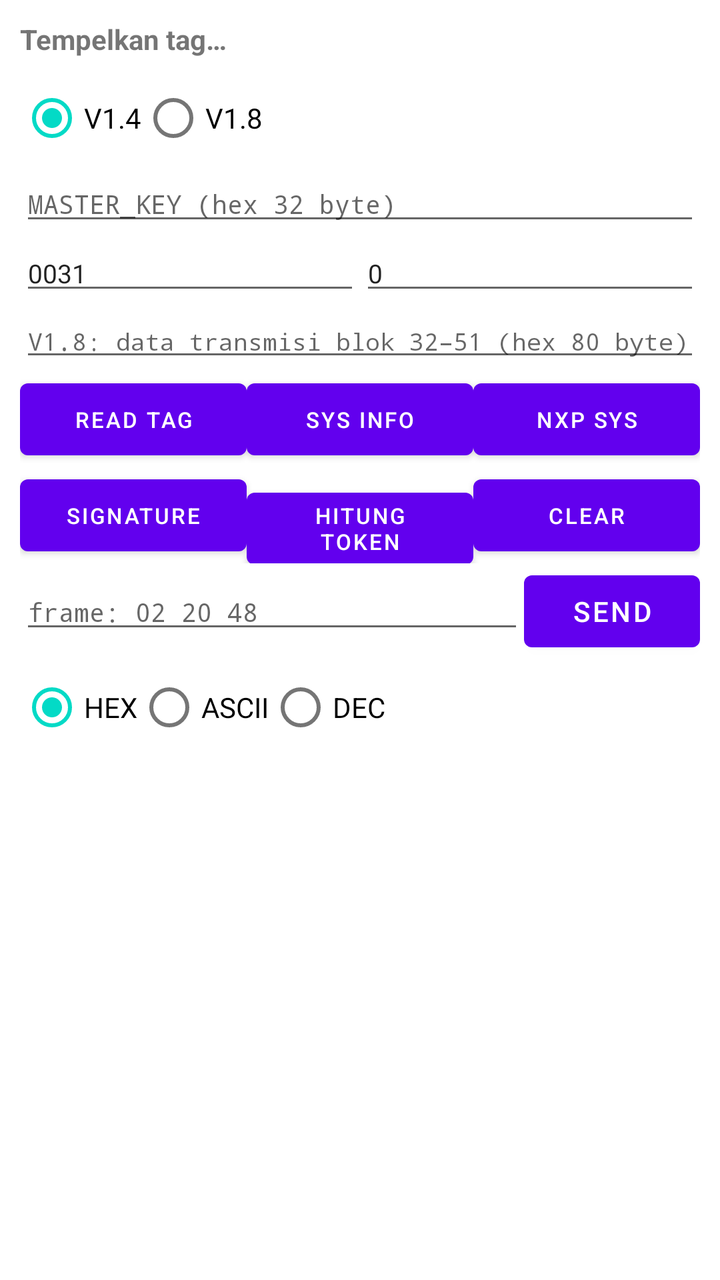
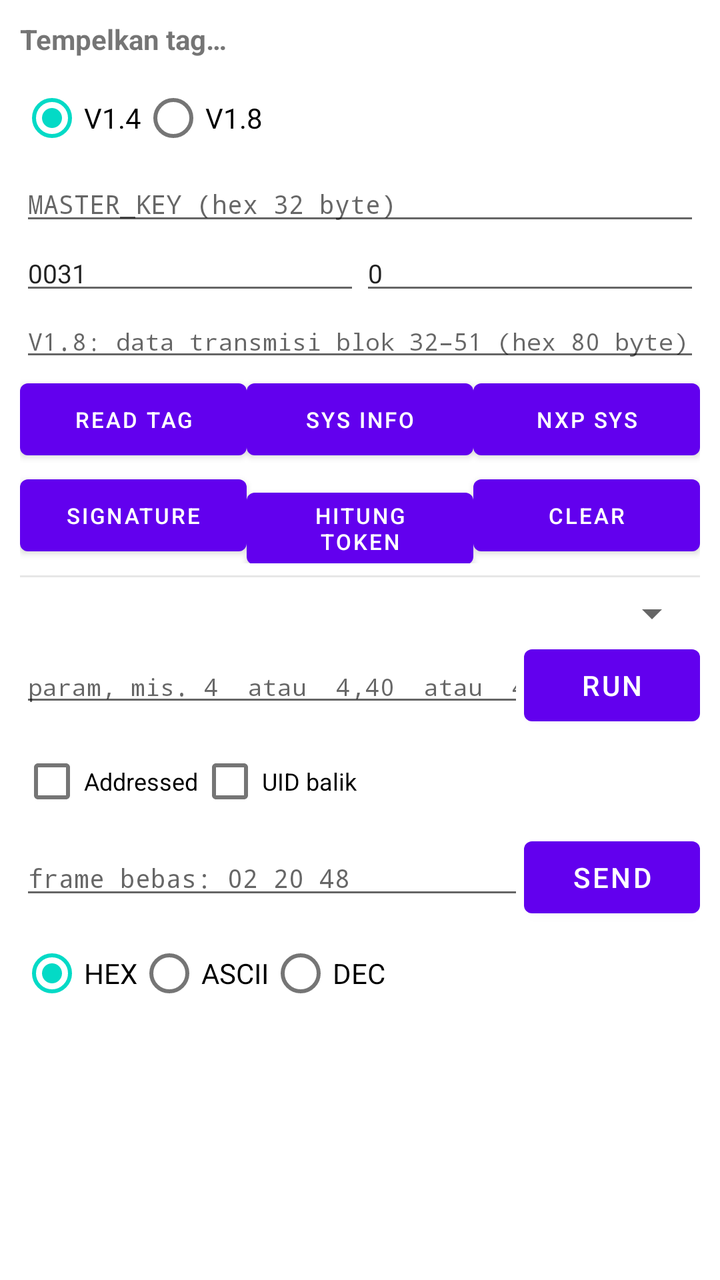

Screens rendered from an Android XML layout before and after an edit, with the pre-edit source and the edit as a unified diff.
<!-- AndroidManifest.xml: fallback theme Theme.MaterialComponents.DayNight.NoActionBar -->
<!-- res/layout/activity_commands_console.xml -->
<?xml version="1.0" encoding="utf-8"?>
<LinearLayout xmlns:android="http://schemas.android.com/apk/res/android"
    android:layout_width="match_parent"
    android:layout_height="match_parent"
    android:orientation="vertical"
    android:padding="10dp">

    <TextView android:id="@+id/tvStatus"
        android:layout_width="match_parent" android:layout_height="wrap_content"
        android:text="Tempelkan tag…" android:textStyle="bold" android:paddingBottom="6dp"/>

    
    <LinearLayout android:layout_width="match_parent" android:layout_height="wrap_content" android:orientation="horizontal">
        <RadioGroup android:id="@+id/rgFw" android:layout_width="wrap_content" android:layout_height="wrap_content" android:orientation="horizontal">
            <RadioButton android:id="@+id/rbV14" android:layout_width="wrap_content" android:layout_height="wrap_content" android:text="V1.4" android:checked="true"/>
            <RadioButton android:id="@+id/rbV18" android:layout_width="wrap_content" android:layout_height="wrap_content" android:text="V1.8"/>
        </RadioGroup>
    </LinearLayout>

    <EditText android:id="@+id/etKey" android:layout_width="match_parent" android:layout_height="wrap_content"
        android:hint="MASTER_KEY (hex 32 byte)" android:fontFamily="monospace" android:textSize="13sp" android:inputType="textNoSuggestions"/>
    <LinearLayout android:layout_width="match_parent" android:layout_height="wrap_content" android:orientation="horizontal">
        <EditText android:id="@+id/etProduct" android:layout_width="0dp" android:layout_weight="1" android:layout_height="wrap_content"
            android:hint="Kode produk (teks)" android:text="0031" android:textSize="13sp" android:inputType="textNoSuggestions"/>
        <EditText android:id="@+id/etCounter" android:layout_width="0dp" android:layout_weight="1" android:layout_height="wrap_content"
            android:hint="Counter" android:text="0" android:textSize="13sp" android:inputType="textNoSuggestions"/>
    </LinearLayout>
    <EditText android:id="@+id/etTx" android:layout_width="match_parent" android:layout_height="wrap_content"
        android:hint="V1.8: data transmisi blok 32–51 (hex 80 byte)" android:fontFamily="monospace" android:textSize="12sp" android:inputType="textNoSuggestions"/>

    
    <LinearLayout android:layout_width="match_parent" android:layout_height="wrap_content" android:orientation="horizontal">
        <Button android:id="@+id/btnRead" android:layout_width="0dp" android:layout_weight="1" android:layout_height="wrap_content" android:text="Read Tag" android:textSize="11sp"/>
        <Button android:id="@+id/btnSysInfo" android:layout_width="0dp" android:layout_weight="1" android:layout_height="wrap_content" android:text="Sys Info" android:textSize="11sp"/>
        <Button android:id="@+id/btnNxp" android:layout_width="0dp" android:layout_weight="1" android:layout_height="wrap_content" android:text="NXP Sys" android:textSize="11sp"/>
    </LinearLayout>
    <LinearLayout android:layout_width="match_parent" android:layout_height="wrap_content" android:orientation="horizontal">
        <Button android:id="@+id/btnSig" android:layout_width="0dp" android:layout_weight="1" android:layout_height="wrap_content" android:text="Signature" android:textSize="11sp"/>
        <Button android:id="@+id/btnToken" android:layout_width="0dp" android:layout_weight="1" android:layout_height="wrap_content" android:text="Hitung Token" android:textSize="11sp"/>
        <Button android:id="@+id/btnClear" android:layout_width="0dp" android:layout_weight="1" android:layout_height="wrap_content" android:text="Clear" android:textSize="11sp"/>
    </LinearLayout>

    
    <LinearLayout android:layout_width="match_parent" android:layout_height="wrap_content" android:orientation="horizontal">
        <EditText android:id="@+id/etRaw" android:layout_width="0dp" android:layout_weight="1" android:layout_height="wrap_content"
            android:hint="frame: 02 20 48" android:fontFamily="monospace" android:textSize="13sp" android:inputType="textNoSuggestions"/>
        <Button android:id="@+id/btnSend" android:layout_width="wrap_content" android:layout_height="wrap_content" android:text="Send"/>
    </LinearLayout>

    
    <RadioGroup android:id="@+id/rgDisp" android:layout_width="wrap_content" android:layout_height="wrap_content" android:orientation="horizontal">
        <RadioButton android:id="@+id/rbHex" android:layout_width="wrap_content" android:layout_height="wrap_content" android:text="HEX" android:checked="true"/>
        <RadioButton android:id="@+id/rbAscii" android:layout_width="wrap_content" android:layout_height="wrap_content" android:text="ASCII"/>
        <RadioButton android:id="@+id/rbDec" android:layout_width="wrap_content" android:layout_height="wrap_content" android:text="DEC"/>
    </RadioGroup>

    
    <ScrollView android:id="@+id/svLog" android:layout_width="match_parent" android:layout_height="0dp" android:layout_weight="3">
        <TextView android:id="@+id/tvLog" android:layout_width="match_parent" android:layout_height="wrap_content"
            android:fontFamily="monospace" android:textSize="11sp" android:padding="6dp"/>
    </ScrollView>

    
    <ScrollView android:layout_width="match_parent" android:layout_height="0dp" android:layout_weight="2">
        <TableLayout android:id="@+id/tlBlocks" android:layout_width="match_parent" android:layout_height="wrap_content"/>
    </ScrollView>

</LinearLayout>
<!-- resources referenced by this layout -->
<resources>

</resources>

<!-- the commit's change to res/layout/activity_commands_console.xml (unified diff, before → after) -->
@@ -1,22 +1,16 @@
 <?xml version="1.0" encoding="utf-8"?>
 <LinearLayout xmlns:android="http://schemas.android.com/apk/res/android"
-    android:layout_width="match_parent"
-    android:layout_height="match_parent"
-    android:orientation="vertical"
-    android:padding="10dp">
+    android:layout_width="match_parent" android:layout_height="match_parent"
+    android:orientation="vertical" android:padding="10dp">
 
-    <TextView android:id="@+id/tvStatus"
-        android:layout_width="match_parent" android:layout_height="wrap_content"
+    <TextView android:id="@+id/tvStatus" android:layout_width="match_parent" android:layout_height="wrap_content"
         android:text="Tempelkan tag…" android:textStyle="bold" android:paddingBottom="6dp"/>
 
     
-    <LinearLayout android:layout_width="match_parent" android:layout_height="wrap_content" android:orientation="horizontal">
-        <RadioGroup android:id="@+id/rgFw" android:layout_width="wrap_content" android:layout_height="wrap_content" android:orientation="horizontal">
-            <RadioButton android:id="@+id/rbV14" android:layout_width="wrap_content" android:layout_height="wrap_content" android:text="V1.4" android:checked="true"/>
-            <RadioButton android:id="@+id/rbV18" android:layout_width="wrap_content" android:layout_height="wrap_content" android:text="V1.8"/>
-        </RadioGroup>
-    </LinearLayout>
-
+    <RadioGroup android:id="@+id/rgFw" android:layout_width="wrap_content" android:layout_height="wrap_content" android:orientation="horizontal">
+        <RadioButton android:id="@+id/rbV14" android:layout_width="wrap_content" android:layout_height="wrap_content" android:text="V1.4" android:checked="true"/>
+        <RadioButton android:id="@+id/rbV18" android:layout_width="wrap_content" android:layout_height="wrap_content" android:text="V1.8"/>
+    </RadioGroup>
     <EditText android:id="@+id/etKey" android:layout_width="match_parent" android:layout_height="wrap_content"
         android:hint="MASTER_KEY (hex 32 byte)" android:fontFamily="monospace" android:textSize="13sp" android:inputType="textNoSuggestions"/>
     <LinearLayout android:layout_width="match_parent" android:layout_height="wrap_content" android:orientation="horizontal">
@@ -41,9 +35,22 @@
     </LinearLayout>
 
     
+    <View android:layout_width="match_parent" android:layout_height="1dp" android:background="#33888888" android:layout_marginTop="6dp" android:layout_marginBottom="6dp"/>
+    <Spinner android:id="@+id/spCmd" android:layout_width="match_parent" android:layout_height="wrap_content"/>
+    <LinearLayout android:layout_width="match_parent" android:layout_height="wrap_content" android:orientation="horizontal">
+        <EditText android:id="@+id/etParam" android:layout_width="0dp" android:layout_weight="1" android:layout_height="wrap_content"
+            android:hint="param, mis. 4  atau  4,40  atau  4,01020304" android:fontFamily="monospace" android:textSize="12sp" android:inputType="textNoSuggestions"/>
+        <Button android:id="@+id/btnRun" android:layout_width="wrap_content" android:layout_height="wrap_content" android:text="Run"/>
+    </LinearLayout>
+    <LinearLayout android:layout_width="match_parent" android:layout_height="wrap_content" android:orientation="horizontal">
+        <CheckBox android:id="@+id/cbAddr" android:layout_width="wrap_content" android:layout_height="wrap_content" android:text="Addressed" android:textSize="12sp"/>
+        <CheckBox android:id="@+id/cbRev" android:layout_width="wrap_content" android:layout_height="wrap_content" android:text="UID balik" android:textSize="12sp"/>
+    </LinearLayout>
+
+    
     <LinearLayout android:layout_width="match_parent" android:layout_height="wrap_content" android:orientation="horizontal">
         <EditText android:id="@+id/etRaw" android:layout_width="0dp" android:layout_weight="1" android:layout_height="wrap_content"
-            android:hint="frame: 02 20 48" android:fontFamily="monospace" android:textSize="13sp" android:inputType="textNoSuggestions"/>
+            android:hint="frame bebas: 02 20 48" android:fontFamily="monospace" android:textSize="13sp" android:inputType="textNoSuggestions"/>
         <Button android:id="@+id/btnSend" android:layout_width="wrap_content" android:layout_height="wrap_content" android:text="Send"/>
     </LinearLayout>
 
@@ -54,15 +61,11 @@
         <RadioButton android:id="@+id/rbDec" android:layout_width="wrap_content" android:layout_height="wrap_content" android:text="DEC"/>
     </RadioGroup>
 
-    
     <ScrollView android:id="@+id/svLog" android:layout_width="match_parent" android:layout_height="0dp" android:layout_weight="3">
         <TextView android:id="@+id/tvLog" android:layout_width="match_parent" android:layout_height="wrap_content"
             android:fontFamily="monospace" android:textSize="11sp" android:padding="6dp"/>
     </ScrollView>
-
-    
     <ScrollView android:layout_width="match_parent" android:layout_height="0dp" android:layout_weight="2">
         <TableLayout android:id="@+id/tlBlocks" android:layout_width="match_parent" android:layout_height="wrap_content"/>
     </ScrollView>
-
 </LinearLayout>
